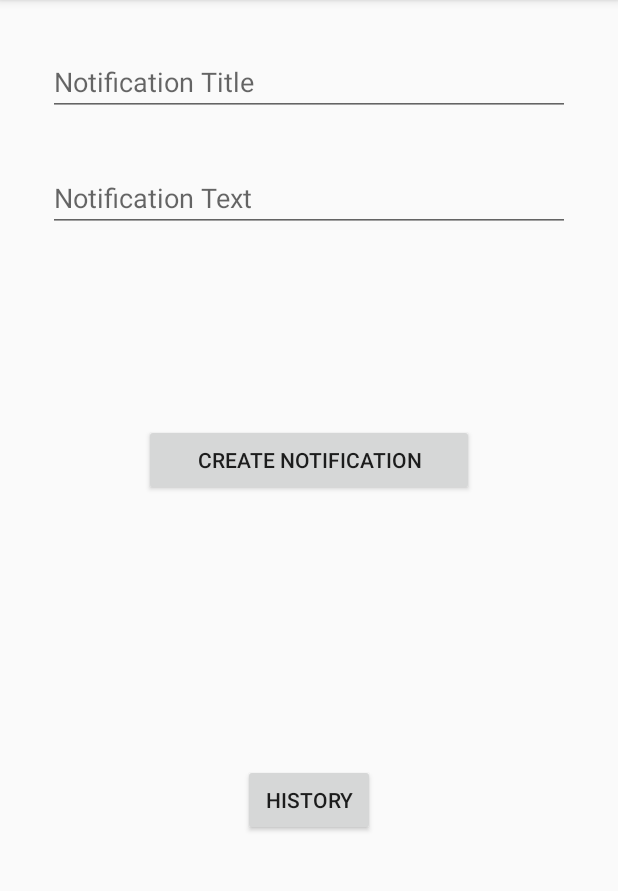
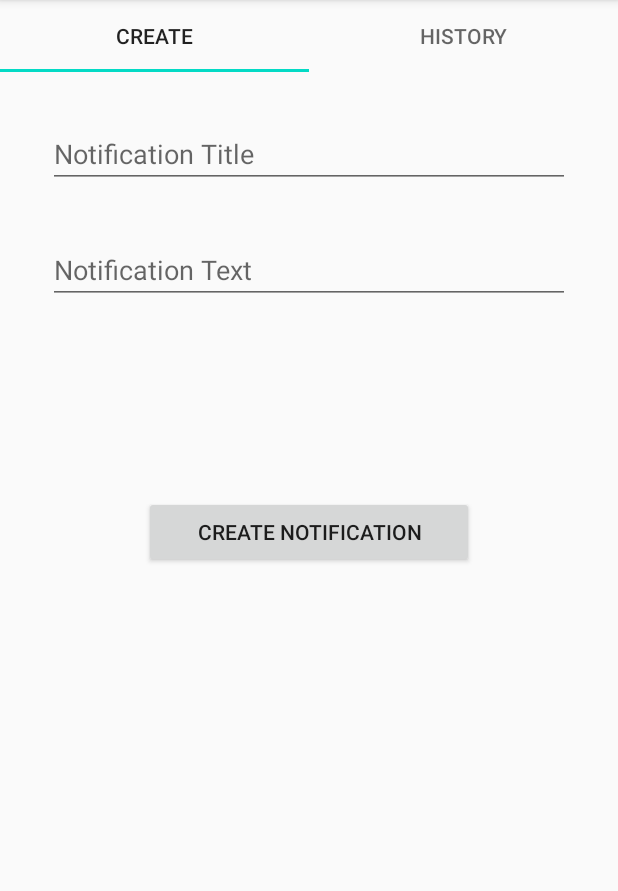
Before and after one commit to ToneyAlexander/notifier, an Android app: the screen it shows after launch (MainActivity), on a phone screen of 412 x 824 dp, the part 84-975 px from its top. Run offline under Robolectric (Android 15) with nearby library versions, the phone set to English and light mode, and no system bars.

Commit message:
Created navigation TabLayout

```diff
--- a/app/build.gradle
+++ b/app/build.gradle
@@ -24,7 +24,7 @@ android {
 dependencies {
     implementation fileTree(dir: "libs", include: ["*.jar"])
     implementation 'androidx.appcompat:appcompat:1.1.0'
-    implementation 'com.google.android.material:material:1.0.0'
+    implementation 'com.google.android.material:material:1.1.0'
     implementation 'androidx.constraintlayout:constraintlayout:1.1.3'
     implementation 'androidx.navigation:navigation-fragment:2.1.0'
     implementation 'androidx.navigation:navigation-ui:2.1.0'
--- a/app/src/main/java/com/toneyalexander/notifier/CreateFragment.java
+++ b/app/src/main/java/com/toneyalexander/notifier/CreateFragment.java
@@ -36,15 +36,6 @@ public class CreateFragment extends Fragment {
 
         activity = (MainActivity)this.getActivity();
 
-        view.findViewById(R.id.button_history).setOnClickListener(new View.OnClickListener() {
-            @Override
-            public void onClick(View view) {
-                activity.next();
-                //NavHostFragment.findNavController(CreateFragment.this)
-                //        .navigate(R.id.action_FirstFragment_to_SecondFragment);
-            }
-        });
-
         title = (EditText) view.findViewById(R.id.titleEditText);
         text = (EditText) view.findViewById(R.id.contentEditText);
 
@@ -61,6 +52,10 @@ public class CreateFragment extends Fragment {
 //TODO: Sound mixer in notification bar
     //TODO: color picker
     //TODO: joseph features?
+
+    //TODO: Pairity: Dark Mode
+    //TODO: Pairity: saving
+    //TODO: Pairity: color
 
     public void createNotification(Notification notification){
         /*
--- a/app/src/main/java/com/toneyalexander/notifier/MainActivity.java
+++ b/app/src/main/java/com/toneyalexander/notifier/MainActivity.java
@@ -7,9 +7,12 @@ import android.os.Bundle;
 
 import com.google.android.material.floatingactionbutton.FloatingActionButton;
 import com.google.android.material.snackbar.Snackbar;
+import com.google.android.material.tabs.TabLayoutMediator;
+import com.google.android.material.tabs.TabLayout;
 import com.toneyalexander.notifier.history.HistoryFragment;
 import com.toneyalexander.notifier.history.HistorySingleton;
 
+import androidx.annotation.NonNull;
 import androidx.appcompat.app.AppCompatActivity;
 import androidx.appcompat.widget.Toolbar;
 import androidx.core.app.NotificationCompat;
@@ -66,6 +69,14 @@ public class MainActivity extends AppCompatActivity {
 
         Toolbar toolbar = findViewById(R.id.toolbar);
         setSupportActionBar(toolbar);
+
+        TabLayout tabLayout = findViewById(R.id.tab_layout);
+        new TabLayoutMediator(tabLayout, viewPager, new TabLayoutMediator.TabConfigurationStrategy() {
+            @Override
+            public void onConfigureTab(@NonNull TabLayout.Tab tab, int position) {
+                tab.setText(TabConfiguration.getTab(position).getTitle());
+            }
+        }).attach();
     }
 
     public void next(){
@@ -95,12 +106,7 @@ public class MainActivity extends AppCompatActivity {
 
         @Override
         public Fragment createFragment(int position) {
-            switch(position){
-                case 1:
-                    return new HistoryFragment();
-                default:
-                    return new CreateFragment();
-            }
+            return TabConfiguration.getTab(position).getBody();
         }
 
         @Override
--- /dev/null
+++ b/app/src/main/java/com/toneyalexander/notifier/TabConfiguration.java
@@ -0,0 +1,39 @@
+package com.toneyalexander.notifier;
+
+import com.toneyalexander.notifier.history.HistoryFragment;
+
+import androidx.fragment.app.Fragment;
+
+public final class TabConfiguration {
+
+    private static final Tab CREATE = new Tab("Create", new CreateFragment());
+    private static final Tab HISTORY = new Tab("History", new HistoryFragment());
+
+    public static Tab getTab(int position) {
+        switch(position){
+            case 1:
+                return HISTORY;
+            default:
+                return CREATE;
+        }
+    }
+
+    public static class Tab {
+        String title;
+        Fragment body;
+
+        public Tab(String title, Fragment body){
+            this.title = title;
+            this.body = body;
+        }
+
+        public Fragment getBody(){
+            return this.body;
+        }
+
+        public  String getTitle(){
+            return this.title;
+        }
+    }
+
+}
--- a/app/src/main/java/com/toneyalexander/notifier/history/HistorySingleton.java
+++ b/app/src/main/java/com/toneyalexander/notifier/history/HistorySingleton.java
@@ -1,4 +1,6 @@
 package com.toneyalexander.notifier.history;
+
+import android.graphics.Color;
 
 import com.toneyalexander.notifier.Notification;
 
@@ -17,11 +19,10 @@ public class HistorySingleton {
         String title = "Notification Title Here";
         String text = "Notification text here";
         this.history.add(new Notification(1, title, text));
-        this.history.add(new Notification(1, title, text));
-        this.history.add(new Notification(1, title, text));
-        this.history.add(new Notification(1, title, text));
-        this.history.add(new Notification(1, title, text));
-        this.history.add(new Notification(1, title, text));
+        this.history.add(new Notification(Color.rgb(255, 0, 0), title, text));
+        this.history.add(new Notification(Color.rgb(0, 255, 0), title, text));
+        this.history.add(new Notification(Color.rgb(0, 0, 255), title, text));
+        this.history.add(new Notification(Color.rgb(255, 255, 255), title, text));
         return this.history;
     }
 
--- a/app/src/main/res/layout/content_main.xml
+++ b/app/src/main/res/layout/content_main.xml
@@ -5,6 +5,12 @@
     android:layout_width="match_parent"
     android:layout_height="match_parent"
     app:layout_behavior="@string/appbar_scrolling_view_behavior">
+
+    <com.google.android.material.tabs.TabLayout
+        android:id="@+id/tab_layout"
+        android:layout_width="match_parent"
+        android:layout_height="wrap_content"
+        app:layout_constraintTop_toTopOf="parent" />
 
     <androidx.viewpager2.widget.ViewPager2
         android:id="@+id/pager"
@@ -16,8 +22,8 @@
         app:layout_constraintHorizontal_bias="1.0"
         app:layout_constraintLeft_toLeftOf="parent"
         app:layout_constraintRight_toRightOf="parent"
-        app:layout_constraintTop_toTopOf="parent"
+        app:layout_constraintTop_toBottomOf="@+id/tab_layout"
         app:layout_constraintVertical_bias="0.0"
-        app:navGraph="@navigation/nav_graph"/>
+        app:navGraph="@navigation/nav_graph" />
 
 </androidx.constraintlayout.widget.ConstraintLayout>
--- a/app/src/main/res/layout/fragment_create.xml
+++ b/app/src/main/res/layout/fragment_create.xml
@@ -20,16 +20,6 @@
         app:layout_constraintEnd_toEndOf="parent"
         app:layout_constraintStart_toStartOf="parent"
         app:layout_constraintTop_toBottomOf="@+id/contentEditText" />
-
-    <Button
-        android:id="@+id/button_history"
-        android:layout_width="wrap_content"
-        android:layout_height="wrap_content"
-        android:text="@string/history"
-        app:layout_constraintBottom_toBottomOf="parent"
-        app:layout_constraintEnd_toEndOf="parent"
-        app:layout_constraintStart_toStartOf="parent"
-        app:layout_constraintTop_toBottomOf="@+id/re-create_button" />
 
     <EditText
         android:id="@+id/titleEditText"
```
